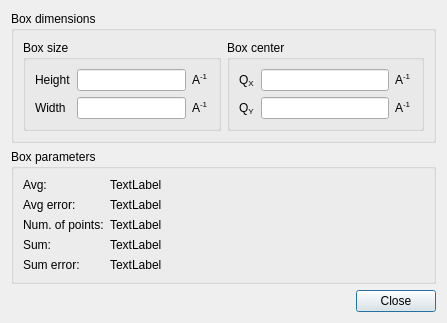
First picture: the form in src/sas/qtgui/UI/BoxSumUI.ui, repository SasView/sasview, before the edit.
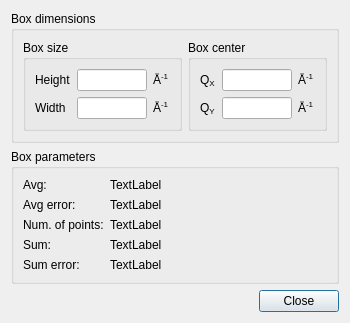
Second picture: the form after the edit. Icons and pictures are not drawn.

Commit message: Another attempt at fixing OSX line edit resizing issues

Diff of the .ui file:
```diff
--- a/src/sas/qtgui/UI/BoxSumUI.ui
+++ b/src/sas/qtgui/UI/BoxSumUI.ui
@@ -6,8 +6,8 @@
    <rect>
     <x>0</x>
     <y>0</y>
-    <width>447</width>
-    <height>315</height>
+    <width>322</width>
+    <height>313</height>
    </rect>
   </property>
   <property name="sizePolicy">
@@ -23,23 +23,39 @@
    <iconset resource="main_resources.qrc">
     <normaloff>:/res/ball.ico</normaloff>:/res/ball.ico</iconset>
   </property>
-  <layout class="QGridLayout" name="gridLayout_7">
+  <layout class="QGridLayout" name="gridLayout_4">
    <item row="0" column="0" colspan="2">
     <widget class="QGroupBox" name="groupBox">
+     <property name="sizePolicy">
+      <sizepolicy hsizetype="MinimumExpanding" vsizetype="MinimumExpanding">
+       <horstretch>0</horstretch>
+       <verstretch>0</verstretch>
+      </sizepolicy>
+     </property>
      <property name="title">
       <string>Box dimensions</string>
      </property>
-     <layout class="QGridLayout" name="gridLayout_4">
-      <item row="0" column="0">
        <layout class="QGridLayout" name="gridLayout_3">
         <item row="0" column="0">
          <widget class="QGroupBox" name="groupBox_4">
+        <property name="sizePolicy">
+         <sizepolicy hsizetype="MinimumExpanding" vsizetype="MinimumExpanding">
+          <horstretch>0</horstretch>
+          <verstretch>0</verstretch>
+         </sizepolicy>
+        </property>
           <property name="title">
            <string>Box size</string>
           </property>
           <layout class="QGridLayout" name="gridLayout">
            <item row="0" column="0">
             <widget class="QLabel" name="label">
+           <property name="sizePolicy">
+            <sizepolicy hsizetype="MinimumExpanding" vsizetype="Fixed">
+             <horstretch>0</horstretch>
+             <verstretch>0</verstretch>
+            </sizepolicy>
+           </property>
              <property name="toolTip">
               <string>&lt;html&gt;&lt;head/&gt;&lt;body&gt;&lt;p&gt;Height of the box.&lt;/p&gt;&lt;/body&gt;&lt;/html&gt;</string>
              </property>
@@ -50,6 +66,24 @@
            </item>
            <item row="0" column="1">
             <widget class="QLineEdit" name="txtBoxHeight">
+           <property name="sizePolicy">
+            <sizepolicy hsizetype="MinimumExpanding" vsizetype="Fixed">
+             <horstretch>0</horstretch>
+             <verstretch>0</verstretch>
+            </sizepolicy>
+           </property>
+           <property name="minimumSize">
+            <size>
+             <width>70</width>
+             <height>0</height>
+            </size>
+           </property>
+           <property name="maximumSize">
+            <size>
+             <width>70</width>
+             <height>16777215</height>
+            </size>
+           </property>
              <property name="toolTip">
               <string>&lt;html&gt;&lt;head/&gt;&lt;body&gt;&lt;p&gt;Height of the box.&lt;/p&gt;&lt;/body&gt;&lt;/html&gt;</string>
              </property>
@@ -57,13 +91,25 @@
            </item>
            <item row="0" column="2">
             <widget class="QLabel" name="label_10">
+           <property name="sizePolicy">
+            <sizepolicy hsizetype="MinimumExpanding" vsizetype="Fixed">
+             <horstretch>0</horstretch>
+             <verstretch>0</verstretch>
+            </sizepolicy>
+           </property>
              <property name="text">
-              <string>&lt;html&gt;&lt;head/&gt;&lt;body&gt;&lt;p&gt;A&lt;span style=&quot; vertical-align:super;&quot;&gt;-1&lt;/span&gt;&lt;/p&gt;&lt;/body&gt;&lt;/html&gt;</string>
+            <string>&lt;html&gt;&lt;head/&gt;&lt;body&gt;&lt;p&gt;Å&lt;span style=&quot; vertical-align:super;&quot;&gt;-1&lt;/span&gt;&lt;/p&gt;&lt;/body&gt;&lt;/html&gt;</string>
              </property>
             </widget>
            </item>
            <item row="1" column="0">
             <widget class="QLabel" name="label_2">
+           <property name="sizePolicy">
+            <sizepolicy hsizetype="MinimumExpanding" vsizetype="Fixed">
+             <horstretch>0</horstretch>
+             <verstretch>0</verstretch>
+            </sizepolicy>
+           </property>
              <property name="toolTip">
               <string>&lt;html&gt;&lt;head/&gt;&lt;body&gt;&lt;p&gt;Width of the box.&lt;/p&gt;&lt;/body&gt;&lt;/html&gt;</string>
              </property>
@@ -74,6 +120,24 @@
            </item>
            <item row="1" column="1">
             <widget class="QLineEdit" name="txtBoxWidth">
+           <property name="sizePolicy">
+            <sizepolicy hsizetype="MinimumExpanding" vsizetype="Fixed">
+             <horstretch>0</horstretch>
+             <verstretch>0</verstretch>
+            </sizepolicy>
+           </property>
+           <property name="minimumSize">
+            <size>
+             <width>70</width>
+             <height>0</height>
+            </size>
+           </property>
+           <property name="maximumSize">
+            <size>
+             <width>70</width>
+             <height>16777215</height>
+            </size>
+           </property>
              <property name="toolTip">
               <string>&lt;html&gt;&lt;head/&gt;&lt;body&gt;&lt;p&gt;Width of the box.&lt;/p&gt;&lt;/body&gt;&lt;/html&gt;</string>
              </property>
@@ -81,8 +145,14 @@
            </item>
            <item row="1" column="2">
             <widget class="QLabel" name="label_11">
+           <property name="sizePolicy">
+            <sizepolicy hsizetype="MinimumExpanding" vsizetype="Fixed">
+             <horstretch>0</horstretch>
+             <verstretch>0</verstretch>
+            </sizepolicy>
+           </property>
              <property name="text">
-              <string>&lt;html&gt;&lt;head/&gt;&lt;body&gt;&lt;p&gt;A&lt;span style=&quot; vertical-align:super;&quot;&gt;-1&lt;/span&gt;&lt;/p&gt;&lt;/body&gt;&lt;/html&gt;</string>
+            <string>&lt;html&gt;&lt;head/&gt;&lt;body&gt;&lt;p&gt;Å&lt;span style=&quot; vertical-align:super;&quot;&gt;-1&lt;/span&gt;&lt;/p&gt;&lt;/body&gt;&lt;/html&gt;</string>
              </property>
             </widget>
            </item>
@@ -91,6 +161,12 @@
         </item>
         <item row="0" column="1">
          <widget class="QGroupBox" name="groupBox_2">
+        <property name="sizePolicy">
+         <sizepolicy hsizetype="MinimumExpanding" vsizetype="MinimumExpanding">
+          <horstretch>0</horstretch>
+          <verstretch>0</verstretch>
+         </sizepolicy>
+        </property>
           <property name="title">
            <string>Box center</string>
           </property>
@@ -107,6 +183,24 @@
            </item>
            <item row="0" column="1">
             <widget class="QLineEdit" name="txtCenterX">
+           <property name="sizePolicy">
+            <sizepolicy hsizetype="MinimumExpanding" vsizetype="Fixed">
+             <horstretch>0</horstretch>
+             <verstretch>0</verstretch>
+            </sizepolicy>
+           </property>
+           <property name="minimumSize">
+            <size>
+             <width>70</width>
+             <height>0</height>
+            </size>
+           </property>
+           <property name="maximumSize">
+            <size>
+             <width>70</width>
+             <height>16777215</height>
+            </size>
+           </property>
              <property name="toolTip">
               <string>&lt;html&gt;&lt;head/&gt;&lt;body&gt;&lt;p&gt;X coordinate of the center of the box.&lt;/p&gt;&lt;/body&gt;&lt;/html&gt;</string>
              </property>
@@ -115,7 +209,7 @@
            <item row="0" column="2">
             <widget class="QLabel" name="label_13">
              <property name="text">
-              <string>&lt;html&gt;&lt;head/&gt;&lt;body&gt;&lt;p&gt;A&lt;span style=&quot; vertical-align:super;&quot;&gt;-1&lt;/span&gt;&lt;/p&gt;&lt;/body&gt;&lt;/html&gt;</string>
+            <string>&lt;html&gt;&lt;head/&gt;&lt;body&gt;&lt;p&gt;Å&lt;span style=&quot; vertical-align:super;&quot;&gt;-1&lt;/span&gt;&lt;/p&gt;&lt;/body&gt;&lt;/html&gt;</string>
              </property>
             </widget>
            </item>
@@ -131,6 +225,24 @@
            </item>
            <item row="1" column="1">
             <widget class="QLineEdit" name="txtCenterY">
+           <property name="sizePolicy">
+            <sizepolicy hsizetype="MinimumExpanding" vsizetype="Fixed">
+             <horstretch>0</horstretch>
+             <verstretch>0</verstretch>
+            </sizepolicy>
+           </property>
+           <property name="minimumSize">
+            <size>
+             <width>70</width>
+             <height>0</height>
+            </size>
+           </property>
+           <property name="maximumSize">
+            <size>
+             <width>70</width>
+             <height>16777215</height>
+            </size>
+           </property>
              <property name="toolTip">
               <string>&lt;html&gt;&lt;head/&gt;&lt;body&gt;&lt;p&gt;Y coordinate of the center of the box.&lt;/p&gt;&lt;/body&gt;&lt;/html&gt;</string>
              </property>
@@ -142,20 +254,24 @@
            <item row="1" column="2">
             <widget class="QLabel" name="label_12">
              <property name="text">
-              <string>&lt;html&gt;&lt;head/&gt;&lt;body&gt;&lt;p&gt;A&lt;span style=&quot; vertical-align:super;&quot;&gt;-1&lt;/span&gt;&lt;/p&gt;&lt;/body&gt;&lt;/html&gt;</string>
+            <string>&lt;html&gt;&lt;head/&gt;&lt;body&gt;&lt;p&gt;Å&lt;span style=&quot; vertical-align:super;&quot;&gt;-1&lt;/span&gt;&lt;/p&gt;&lt;/body&gt;&lt;/html&gt;</string>
              </property>
             </widget>
            </item>
           </layout>
          </widget>
-        </item>
-       </layout>
       </item>
      </layout>
     </widget>
    </item>
    <item row="1" column="0" colspan="2">
     <widget class="QGroupBox" name="groupBox_3">
+     <property name="sizePolicy">
+      <sizepolicy hsizetype="MinimumExpanding" vsizetype="MinimumExpanding">
+       <horstretch>0</horstretch>
+       <verstretch>0</verstretch>
+      </sizepolicy>
+     </property>
      <property name="title">
       <string>Box parameters</string>
      </property>
```
Lines whose indentation alone changed are shown as unchanged.
